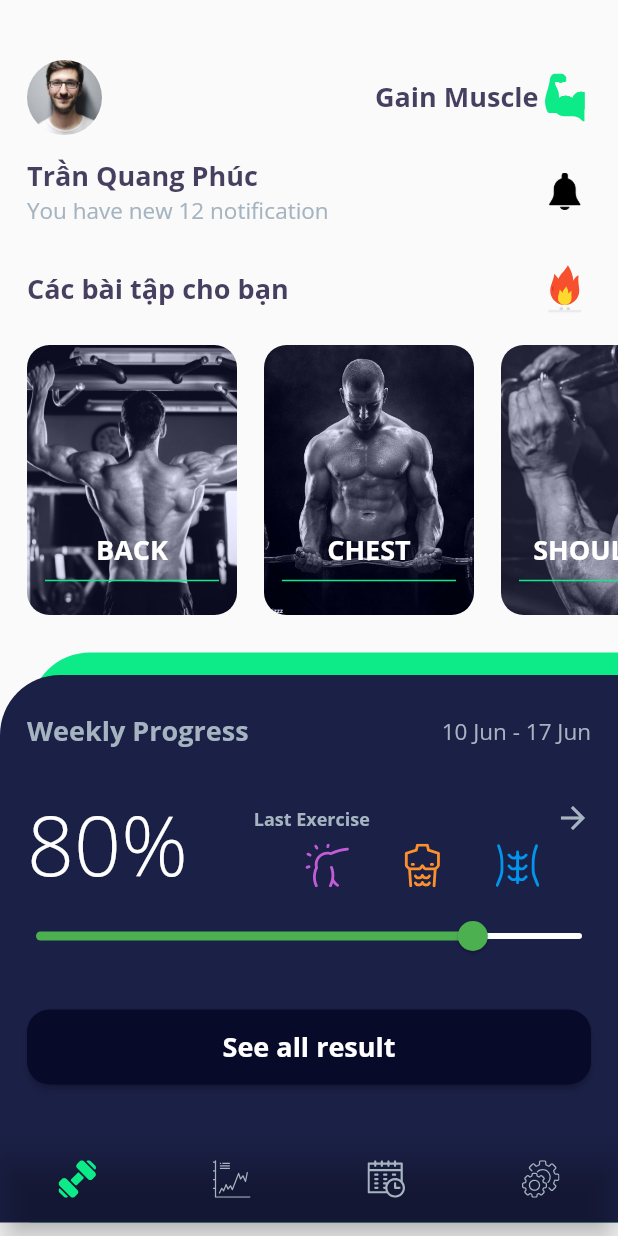
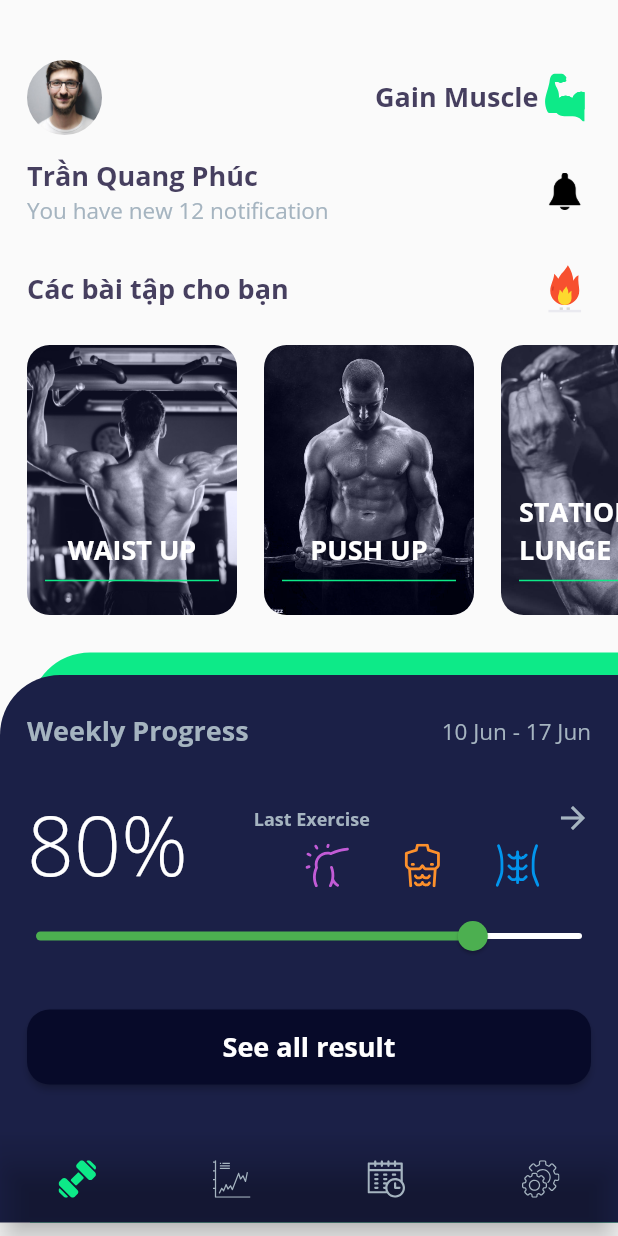
Before and after one commit to machuytu/Fitness_ex_counter, a Flutter app: the BottomNav screen opened directly, on a phone screen of 412 x 824 dp. Run offline on Flutter 3.47's test engine with Material 2 defaults, Android fonts, the phone set to English and light mode, and no system bars; our stand-ins replace camera, firebase_auth, firebase_core, flutter_svg, flutter_tts, get and 3 more; missing offline and left inert: tflite; accounts and stored records are empty.

Commit message:
fix name excercise

```diff
--- a/lib/data/fitness.dart
+++ b/lib/data/fitness.dart
@@ -1,5 +1,5 @@
 List<String> fitnessData = [
-  'back',
-  'chest',
-  'shoulder',
+  'Waist_Up',
+  'Push_Up',
+  'Stationary_lunge',
 ];
--- a/lib/screens/camera.dart
+++ b/lib/screens/camera.dart
@@ -51,11 +51,10 @@ class _CameraState extends State<Camera> {
               imageHeight: img.height,
               imageWidth: img.width,
               imageMean: 0,
-              imageStd: 255.0,
+              imageStd: 257,
               numResults: 1,
               rotation: -90,
               threshold: 0.1,
-              nmsRadius: 5,
             ).then((recognitions) {
               int endTime = new DateTime.now().millisecondsSinceEpoch;
 
--- a/lib/widgets/bottomnav.dart
+++ b/lib/widgets/bottomnav.dart
@@ -72,7 +72,7 @@ class _BottomNavState extends State<BottomNav> {
             width: 25.0,
             color: kGreenColor,
           ),
-          title: Text(""),
+          label: "",
         ),
         BottomNavigationBarItem(
           icon: SvgPicture.asset(
@@ -85,7 +85,7 @@ class _BottomNavState extends State<BottomNav> {
             color: kGreenColor,
             width: 25.0,
           ),
-          title: Text(""),
+          label: "",
         ),
         BottomNavigationBarItem(
           icon: SvgPicture.asset(
@@ -98,7 +98,7 @@ class _BottomNavState extends State<BottomNav> {
             width: 25.0,
             color: kGreenColor,
           ),
-          title: Text(""),
+          label: "",
         ),
         BottomNavigationBarItem(
           icon: SvgPicture.asset(
@@ -111,7 +111,7 @@ class _BottomNavState extends State<BottomNav> {
             width: 25.0,
             color: kGreenColor,
           ),
-          title: Text(""),
+          label: "",
         ),
       ],
     );
--- a/lib/widgets/exercise_card.dart
+++ b/lib/widgets/exercise_card.dart
@@ -36,7 +36,7 @@ class ExerciseCard extends StatelessWidget {
           mainAxisAlignment: MainAxisAlignment.end,
           children: [
             Text(
-              fitnessData.toUpperCase(),
+              replaceWord(fitnessData.toUpperCase()),
               style: kTitleStyle.copyWith(color: Colors.white),
             ),
             Divider(
@@ -47,6 +47,13 @@ class ExerciseCard extends StatelessWidget {
         ),
       ),
     );
+  }
+
+  String replaceWord(String text) {
+    final find = '_';
+    final replaceWith = " ";
+    final newString = text.replaceAll(find, replaceWith);
+    return newString;
   }
 
   void _onSelect(BuildContext context, String customModelName) async {
```
Also changed, not shown: lib/models/bndbox.dart (+8 -2 lines), lib/widgets/inference.dart (+16 -2 lines), assets/images/Push_Up.jpg (renamed from assets/images/chest.jpg), assets/images/Stationary_lunge.jpg (renamed from assets/images/shoulder.jpg), assets/images/Waist_Up.jpg (renamed from assets/images/back.jpg), 2 other files.
